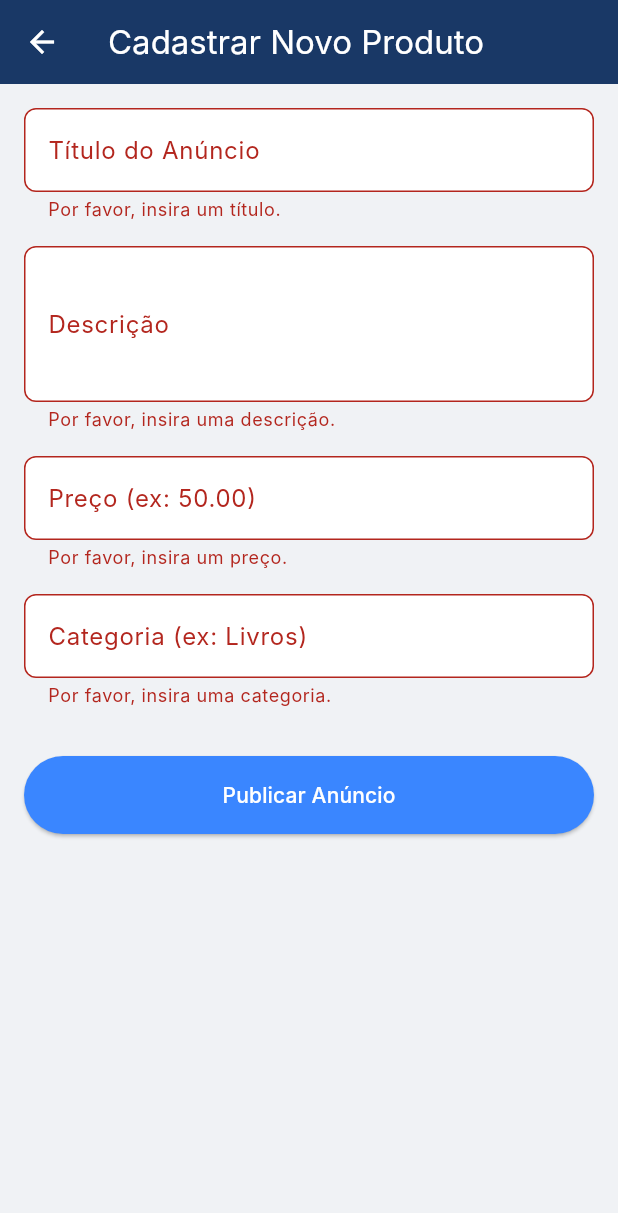
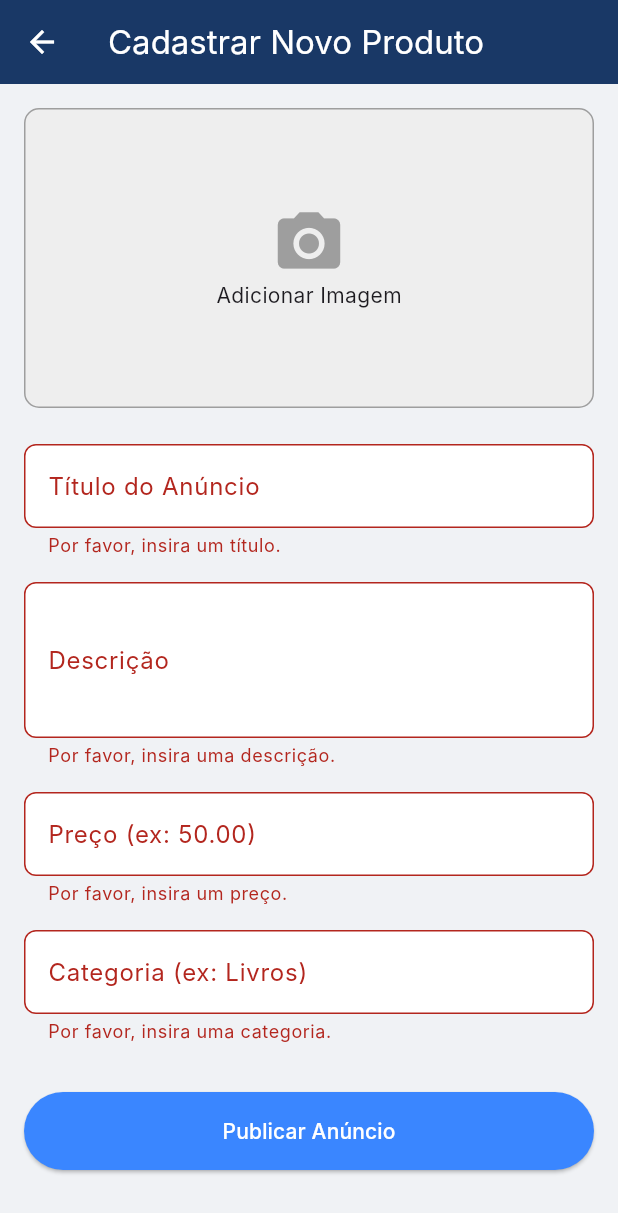
Before and after one commit to salathiel-dev/campusconnect, a Flutter app: the AddProductScreen screen opened by its route, after a tap on "Publicar Anúncio", on a phone screen of 412 x 824 dp. Shown: the top 1213 px of the screen. Run offline on Flutter 3.47's test engine with Material 3 defaults, Android fonts, the phone set to English and light mode, and no system bars; our stand-ins replace image_picker, jwt_decoder, shared_preferences; missing offline and left inert: stomp_dart_client, window_manager; accounts and stored records are empty; Roboto replaces fonts that are missing (Inter).

Commit message:
Implementing Add Image with Cloudinary

```diff
--- a/campusconnect_frontend/lib/src/models/produto.dart
+++ b/campusconnect_frontend/lib/src/models/produto.dart
@@ -4,6 +4,7 @@ class Produto {
   final double preco;
   final String? nomeVendedor;
   final String? status;
+  final String? imageUrl;
 
   Produto({
     required this.id,
@@ -11,6 +12,7 @@ class Produto {
     required this.preco,
     this.nomeVendedor,
     this.status,
+    this.imageUrl,
   });
 
   factory Produto.fromJson(Map<String, dynamic> json) {
@@ -20,6 +22,7 @@ class Produto {
       preco: (json['preco'] as num).toDouble(),
       nomeVendedor: json['nomeVendedor'],
       status: json['status'],
+      imageUrl: json['imageUrl'],
     );
   }
 }
--- a/campusconnect_frontend/lib/src/screens/add_product_screen.dart
+++ b/campusconnect_frontend/lib/src/screens/add_product_screen.dart
@@ -1,4 +1,6 @@
+import 'dart:io';
 import 'package:flutter/material.dart';
+import 'package:image_picker/image_picker.dart';
 import '../services/produto_service.dart';
 
 class AddProductScreen extends StatefulWidget {
@@ -15,45 +17,55 @@ class _AddProductScreenState extends State<AddProductScreen> {
   final _priceController = TextEditingController();
   final _categoryController = TextEditingController();
   bool _isLoading = false;
+  File? _imageFile; // Para guardar o ficheiro da imagem selecionada
+
+  Future<void> _pickImage() async {
+    final pickedFile = await ImagePicker().pickImage(source: ImageSource.gallery);
+    if (pickedFile != null) {
+      setState(() {
+        _imageFile = File(pickedFile.path);
+      });
+    }
+  }
 
   Future<void> _submitForm() async {
     if (_formKey.currentState!.validate()) {
-      setState(() {
-        _isLoading = true;
-      });
+      if (_imageFile == null) {
+        ScaffoldMessenger.of(context).showSnackBar(
+          const SnackBar(content: Text('Por favor, selecione uma imagem.')),
+        );
+        return;
+      }
+
+      setState(() { _isLoading = true; });
 
       try {
-        await ProdutoService.cadastrarProduto(
+        // 1. Cadastra o produto com os dados de texto
+        final produtoCriado = await ProdutoService.cadastrarProduto(
           titulo: _titleController.text,
           descricao: _descriptionController.text,
           preco: double.parse(_priceController.text),
           categoria: _categoryController.text,
         );
 
+        // 2. Faz o upload da imagem para o produto recém-criado
+        await ProdutoService.uploadImage(produtoCriado.id, _imageFile!);
+
         if (mounted) {
           ScaffoldMessenger.of(context).showSnackBar(
-            const SnackBar(
-              content: Text('Produto cadastrado com sucesso!'),
-              backgroundColor: Colors.green,
-            ),
+            const SnackBar(content: Text('Produto cadastrado com sucesso!')),
           );
-          // CORREÇÃO: Apenas uma chamada ao pop com o resultado
           Navigator.of(context).pop('updated');
         }
       } catch (e) {
         if (mounted) {
           ScaffoldMessenger.of(context).showSnackBar(
-            SnackBar(
-              content: Text('Erro ao cadastrar: ${e.toString()}'),
-              backgroundColor: Colors.red,
-            ),
+            SnackBar(content: Text('Erro ao cadastrar: ${e.toString()}')),
           );
         }
       } finally {
         if (mounted) {
-          setState(() {
-            _isLoading = false;
-          });
+          setState(() { _isLoading = false; });
         }
       }
     }
@@ -88,6 +100,30 @@ class _AddProductScreenState extends State<AddProductScreen> {
           child: Column(
             crossAxisAlignment: CrossAxisAlignment.stretch,
             children: <Widget>[
+              GestureDetector(
+                onTap: _pickImage,
+                child: Container(
+                  height: 200,
+                  decoration: BoxDecoration(
+                    color: Colors.grey[200],
+                    borderRadius: BorderRadius.circular(10),
+                    border: Border.all(color: Colors.grey),
+                  ),
+                  child: _imageFile != null
+                      ? ClipRRect(
+                    borderRadius: BorderRadius.circular(10),
+                    child: Image.file(_imageFile!, fit: BoxFit.cover, width: double.infinity),
+                  )
+                      : const Column(
+                    mainAxisAlignment: MainAxisAlignment.center,
+                    children: [
+                      Icon(Icons.camera_alt, size: 50, color: Colors.grey),
+                      Text('Adicionar Imagem'),
+                    ],
+                  ),
+                ),
+              ),
+              const SizedBox(height: 24),
               TextFormField(
                 controller: _titleController,
                 decoration: const InputDecoration(labelText: 'Título do Anúncio'),
--- a/campusconnect_frontend/lib/src/services/api.dart
+++ b/campusconnect_frontend/lib/src/services/api.dart
@@ -5,9 +5,9 @@ import 'package:http/http.dart' as http;
 class ApiService {
   static String get baseUrl {
     if (Platform.isAndroid || Platform.isIOS) {
-      return 'https://campusconnect-api-ufr-52a53500c2c2.herokuapp.com'; // 'http://localhost:8081'
+      return 'http://localhost:8081'; // 'https://campusconnect-api-ufr-52a53500c2c2.herokuapp.com'; // 'http://localhost:8081'
     } else {
-      return 'https://campusconnect-api-ufr-52a53500c2c2.herokuapp.com';
+      return 'http://localhost:8081'; // 'https://campusconnect-api-ufr-52a53500c2c2.herokuapp.com';
     }
   }
 
--- a/campusconnect_frontend/pubspec.yaml
+++ b/campusconnect_frontend/pubspec.yaml
@@ -44,6 +44,8 @@ dependencies:
   jwt_decoder: ^2.0.1
 
   window_manager: ^0.3.9
+
+  image_picker: ^1.1.2
 
 dev_dependencies:
   flutter_test:
```
Also changed, not shown: campusconnect_frontend/lib/src/screens/home_screen.dart (+10 -0 lines), campusconnect_frontend/lib/src/services/produto_service.dart (+25 -8 lines), campusconnect_frontend/pubspec.lock, 11 other files.
